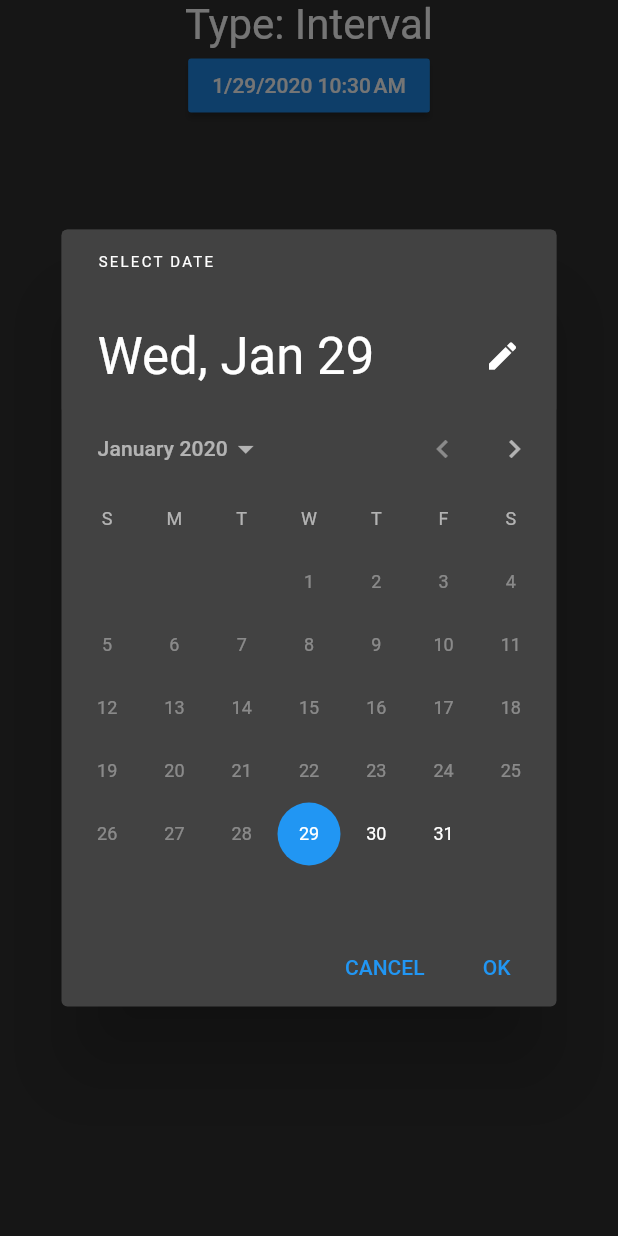
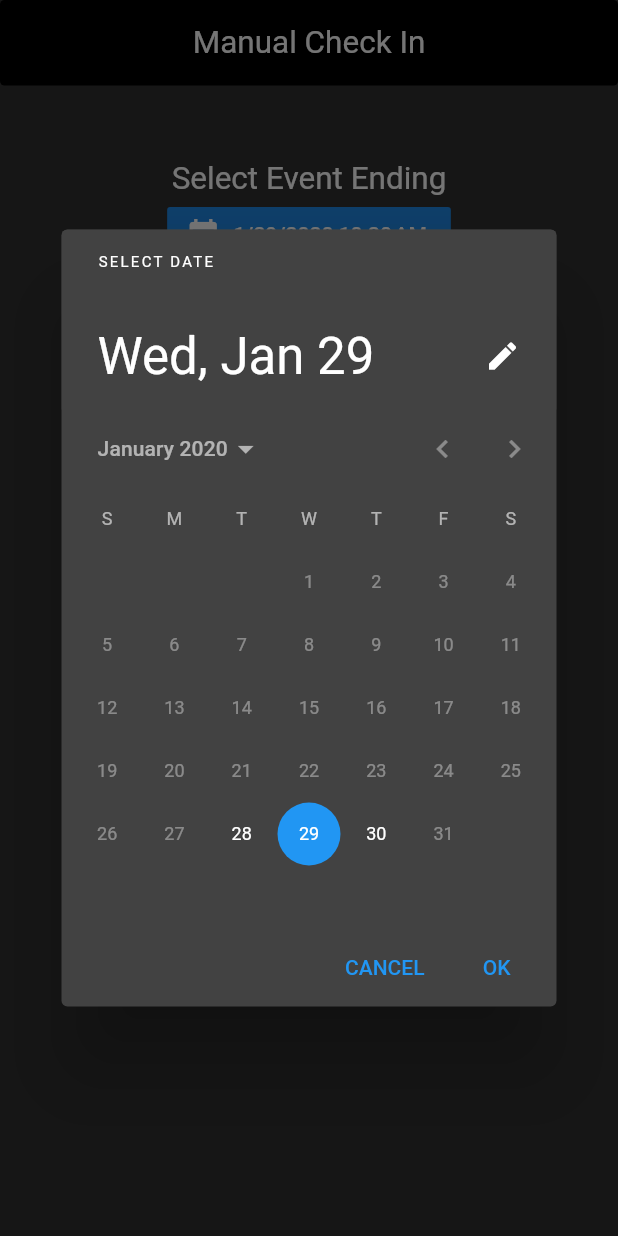
Before and after one commit to mwinb/BattleBuddies, a Flutter app: the NewOuting widget shown alone on an empty page, opened directly with empty values, after a tap on an icon or button, on a phone screen of 412 x 824 dp. Run offline on Flutter 3.47's test engine with Material 2 defaults, Android fonts, the phone set to English and light mode, and no system bars; missing offline and left inert: contact_picker.

Commit message:
Continued working on New Event page. Can now select contact on apple but it is crashing in android. May be a permmissions issue, may need to build my own contact selector.

```diff
--- /dev/null
+++ b/lib/utilities/date_time_functions.dart
@@ -0,0 +1,48 @@
+import 'package:flutter/material.dart';
+
+Future<TimeOfDay> selectTime(
+  BuildContext context,
+  DateTime startTimeAsDate,
+) async {
+  final TimeOfDay startTime = TimeOfDay.fromDateTime(
+    startTimeAsDate,
+  );
+  final TimeOfDay pickedTime = await showTimePicker(
+    context: context,
+    initialTime: startTime,
+  );
+  return pickedTime != null ? pickedTime : startTime;
+}
+
+Future<DateTime> selectDate(
+  BuildContext context,
+  DateTime initialDate, {
+  DateTime minCalendarDate,
+  DateTime maxCalendarDate,
+}) async {
+  var minDate = minCalendarDate != null
+      ? minCalendarDate
+      : new DateTime.now().subtract(new Duration(days: 1));
+  var maxDate = maxCalendarDate != null
+      ? maxCalendarDate
+      : DateTime.now().add(new Duration(days: 100 * 365));
+  final DateTime picked = await showDatePicker(
+    context: context,
+    initialDate: initialDate,
+    firstDate: minDate,
+    lastDate: maxDate,
+  );
+  return picked != null ? picked : initialDate;
+}
+
+DateTime getDateTimeFromDateAndTime(DateTime date, TimeOfDay time) {
+  return new DateTime(
+    date.year,
+    date.month,
+    date.day,
+    time.hour,
+    time.minute,
+    0,
+    0,
+  );
+}
--- a/lib/widgets/home_page.dart
+++ b/lib/widgets/home_page.dart
@@ -33,7 +33,6 @@ Future<void> _selectEventType(
     BuildContext context, HomeStrings _homeStrings) async {
   return showDialog<void>(
     context: context,
-    barrierDismissible: false, // user must tap button!
     builder: (BuildContext context) {
       return AlertDialog(
         title: Text(
@@ -51,7 +50,7 @@ Future<void> _selectEventType(
                     textColor: appTheme.primaryTextTheme.body1.color,
                     child: Text(_homeStrings.buttonAuto),
                     onPressed: () {
-                      Navigator.pushNamed(
+                      Navigator.popAndPushNamed(
                         context,
                         NewOuting.routeName,
                         arguments: OutingArguments(true),
@@ -63,7 +62,7 @@ Future<void> _selectEventType(
                     textColor: appTheme.primaryTextTheme.body1.color,
                     child: Text(_homeStrings.buttonCheckIn),
                     onPressed: () {
-                      Navigator.pushNamed(
+                      Navigator.popAndPushNamed(
                         context,
                         NewOuting.routeName,
                         arguments: OutingArguments(false),
--- a/lib/widgets/new_outing.dart
+++ b/lib/widgets/new_outing.dart
@@ -1,8 +1,9 @@
+import 'package:battle_buddies/utilities/date_time_functions.dart';
+import 'package:contact_picker/contact_picker.dart';
 import 'package:flutter/cupertino.dart';
 import 'package:flutter/material.dart';
 import 'package:flutter/widgets.dart';
 import 'package:intl/intl.dart';
-
 import '../main.dart';
 
 class OutingArguments {
@@ -20,69 +21,79 @@ class NewOuting extends StatefulWidget {
 }
 
 class _NewOutingState extends State<NewOuting> {
-  static final DateTime rightNow = DateTime.now();
-  DateTime _startDate = rightNow;
-  String _startDateString = new DateFormat.yMd().add_jm().format(rightNow);
-
-  Future<TimeOfDay> _selectTime(
-    BuildContext context,
-    DateTime startTimeAsDate,
-  ) async {
-    final TimeOfDay startTime = TimeOfDay.fromDateTime(
-      startTimeAsDate,
-    );
-    final TimeOfDay pickedTime = await showTimePicker(
-      context: context,
-      initialTime: startTime,
-    );
-    return pickedTime != null ? pickedTime : startTime;
-  }
-
-  Future<DateTime> _selectDate(
-    BuildContext context,
-    DateTime selector,
-  ) async {
-    final DateTime picked = await showDatePicker(
-      context: context,
-      initialDate: selector,
-      firstDate: rightNow,
-      lastDate: DateTime(2101),
-    );
-    return picked != null ? picked : selector;
-  }
+  final ContactPicker _contactPicker = new ContactPicker();
+  DateTime _startDate = DateTime.now();
+  String _startDateString =
+      new DateFormat.yMd().add_jm().format(DateTime.now());
+  Contact _chosenContact;
 
   @override
   Widget build(BuildContext context) {
     final OutingArguments args = ModalRoute.of(context).settings.arguments;
+    Duration maxDuration = new Duration(days: 1);
+    DateTime maxDate = DateTime.now().add(maxDuration);
 
-    return Container(
-        child: SingleChildScrollView(
-      child: ListBody(
-        children: <Widget>[
-          Row(
+    return Table(
+      children: [
+        TableRow(children: [
+          Container(
+            padding: EdgeInsets.all(16.0),
+            decoration: BoxDecoration(
+              color: Colors.black,
+              borderRadius: BorderRadius.all(Radius.circular(3.0)),
+            ),
+            child: Center(
+                child: Text(
+              '${args.isAuto ? 'Auto Check In' : 'Manual Check In'}',
+              textScaleFactor: 1.5,
+            )),
+          ),
+        ]),
+        TableRow(children: [
+          TableCell(
+            child: Row(
               mainAxisAlignment: MainAxisAlignment.center,
               children: <Widget>[
-              Text(
-                'Type: ${args.isAuto ? 'Auto' : 'Interval'}',
-                textScaleFactor: 2,
+                Padding(
+                  padding: EdgeInsets.only(
+                    top: 50.0,
+                  ),
+                  child: Text(
+                    'Select Event Ending',
+                    textScaleFactor: 1.5,
+                  ),
                 ),
               ],
             ),
-          Row(
+          ),
+        ]),
+        TableRow(children: [
+          TableCell(
+            child: Row(
               mainAxisAlignment: MainAxisAlignment.center,
               children: <Widget>[
-              MaterialButton(
+                FlatButton.icon(
                   color: appTheme.buttonColor,
-                  textColor: appTheme.primaryTextTheme.body1.color,
+                  label: Text(_startDateString),
+                  icon: new Tooltip(
+                      message: 'select end date',
+                      child: Icon(
+                        Icons.date_range,
+                        semanticLabel: 'Choose End Time',
+                      )),
                   onPressed: () async {
-                    DateTime newDate = await _selectDate(context, _startDate);
-                    TimeOfDay newTime = await _selectTime(context, newDate);
-                    newDate = new DateTime(
-                      newDate.year,
-                      newDate.month,
-                      newDate.day,
-                      newTime.hour,
-                      newTime.minute,
+                    DateTime newDate = await selectDate(
+                      context,
+                      _startDate,
+                      maxCalendarDate: maxDate,
+                    );
+                    TimeOfDay newTime = await selectTime(
+                      context,
+                      newDate,
+                    );
+                    newDate = getDateTimeFromDateAndTime(
+                      newDate,
+                      newTime,
                     );
                     setState(() {
                       _startDate = newDate;
@@ -90,11 +101,39 @@ class _NewOutingState extends State<NewOuting> {
                           new DateFormat.yMd().add_jm().format(_startDate);
                     });
                   },
-                  child: Text(_startDateString)),
-            ],
                 ),
               ],
             ),
-    ));
+          ),
+        ]),
+        TableRow(children: [
+          TableCell(
+            child: Row(
+              mainAxisAlignment: MainAxisAlignment.center,
+              children: <Widget>[
+                FlatButton.icon(
+                  color: appTheme.buttonColor,
+                  label: Text('Select Contact'),
+                  icon: new Tooltip(
+                      message: 'Select Contact',
+                      child: Icon(
+                        Icons.contacts,
+                        semanticLabel: 'Choose Contact',
+                      )),
+                  onPressed: () async {
+                    Contact contact = await _contactPicker.selectContact();
+                    setState(() {
+                      if (contact != null) {
+                        _chosenContact = contact;
+                      }
+                    });
+                  },
+                ),
+              ],
+            ),
+          ),
+        ]),
+      ],
+    );
   }
 }
--- a/pubspec.yaml
+++ b/pubspec.yaml
@@ -26,9 +26,12 @@ dependencies:
 
   intl: ^0.16.1
 
+  contact_picker: ^0.0.2
+
 dev_dependencies:
   flutter_test:
     sdk: flutter
+  mockito: ^4.1.1
 
 
 # For information on the generic Dart part of this file, see the
```
Also changed, not shown: 12 other files. Lines whose indentation alone changed are shown as unchanged.
